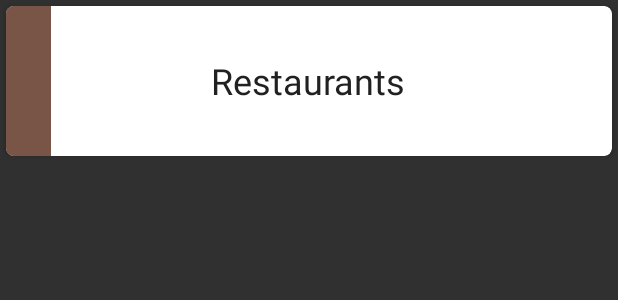
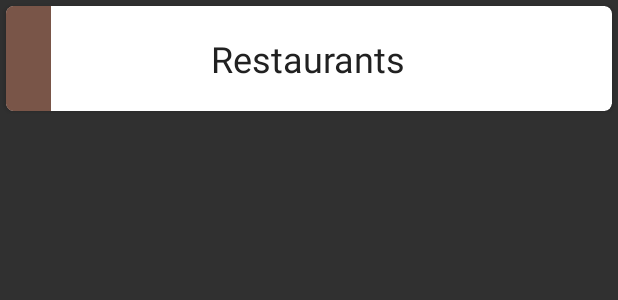
Before and after one commit to ChasakisD/DistributedSystems, an Android app: the layout results_list_item.xml on its own in the app's theme, with its tools: preview values and no code run, on a phone screen of 412 x 824 dp. Shown: the top 300 px of the screen. Run offline under Robolectric (Android 15) with nearby library versions, the phone set to English and light mode, and no system bars.

Commit message:
Results layout - adapter etc added

```diff
--- a/Native Android Client/app/src/main/res/layout/results_list_item.xml
+++ b/Native Android Client/app/src/main/res/layout/results_list_item.xml
@@ -4,12 +4,12 @@
     android:layout_height="wrap_content"
     xmlns:tools="http://schemas.android.com/tools"
     xmlns:app="http://schemas.android.com/apk/res-auto"
-    android:minHeight="@dimen/poi_photo_size">
+    android:minHeight="@dimen/catgory_header_height">
 
     <android.support.v7.widget.CardView
         android:layout_width="match_parent"
         android:layout_height="wrap_content"
-        android:minHeight="@dimen/poi_photo_size"
+        android:minHeight="@dimen/catgory_header_height"
         android:layout_margin="@dimen/tiny_padding"
         app:cardCornerRadius="@dimen/cv_radius"
         app:cardBackgroundColor="@android:color/white"
@@ -25,8 +25,9 @@
                 android:id="@+id/category_header_layout">
 
                 <View
+                    android:id="@+id/box_color_category"
                     android:layout_width="@dimen/regular_icon_size"
-                    android:layout_height="@dimen/poi_photo_size"
+                    android:layout_height="@dimen/catgory_header_height"
                     android:background="@color/primary"/>
 
                 <TextView
--- a/Native Android Client/app/src/main/res/values/dimens.xml
+++ b/Native Android Client/app/src/main/res/values/dimens.xml
@@ -4,6 +4,7 @@
     <dimen name="regular_font_size">16dp</dimen>
 
     <dimen name="poi_photo_size">100dp</dimen>
+    <dimen name="catgory_header_height">70dp</dimen>
     <dimen name="regular_icon_size">30dp</dimen>
     <dimen name="border_box">116dp</dimen>
 
```
Also changed, not shown: Native Android Client/app/src/main/java/com/distributedsystems/recommendationsystemclient/Adapters/ResultsGroupAdapter.java (+26 -4 lines), Native Android Client/app/src/main/java/com/distributedsystems/recommendationsystemclient/Fragments/ResultsListFragment.java (+4 -4 lines).
